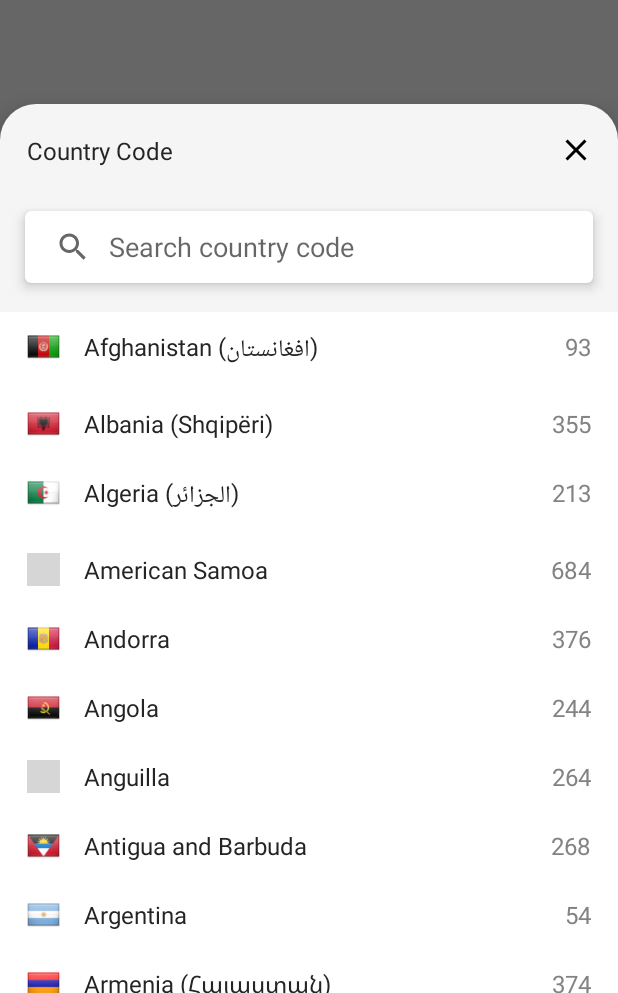
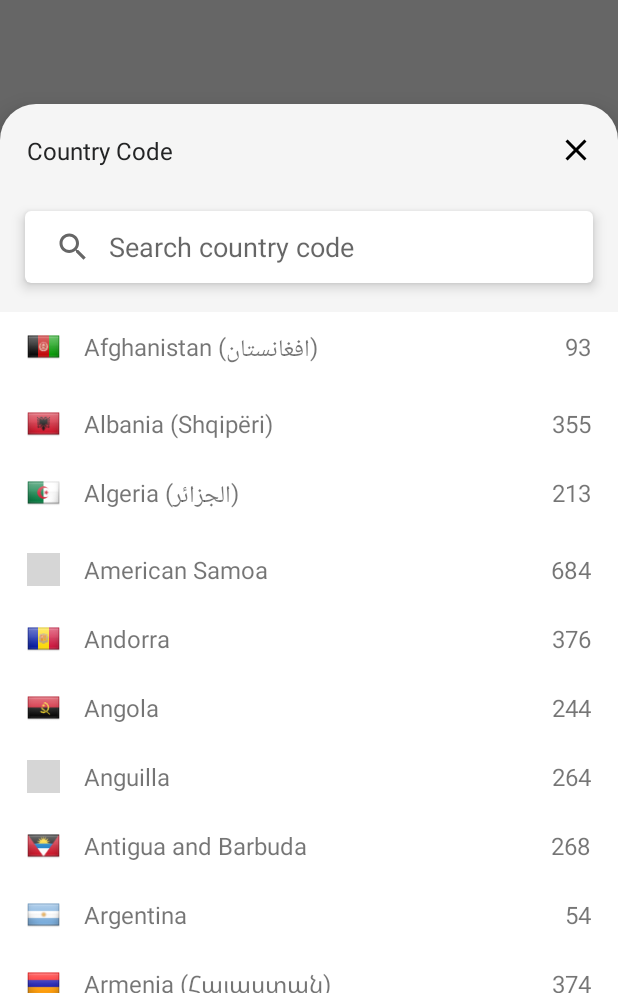
Before and after one commit to ibrahimsn98/PhoneNumberKit, an Android app: the screen it shows after launch (MainActivity), after a tap on an icon or button, on a phone screen of 412 x 824 dp, the part 243-1236 px from its top. Run offline under Robolectric (Android 15) with nearby library versions, the phone set to English and light mode, and no system bars; libraries missing offline, so code that uses them is left out: io.michaelrocks.libphonenumber; 5 statements that could not run were skipped; grey boxes are pictures that could not be loaded.

Commit message:
Use material components for list items.
We use material colors and components to fix the white background issue on the list. It also helps us get ready to support dark mode

```diff
--- a/lib/src/main/res/layout/item_country_picker.xml
+++ b/lib/src/main/res/layout/item_country_picker.xml
@@ -7,16 +7,15 @@
     android:paddingVertical="12dp"
     android:paddingHorizontal="18dp"
     android:clickable="true"
-    android:focusable="true"
-    android:background="?android:attr/selectableItemBackground">
+    android:focusable="true">
 
-    <ImageView
+    <androidx.appcompat.widget.AppCompatImageView
         android:id="@+id/imageViewFlag"
         tools:src="@drawable/country_flag_tr"
         android:layout_width="22dp"
         android:layout_height="22dp" />
 
-    <TextView
+    <com.google.android.material.textview.MaterialTextView
         android:id="@+id/textViewName"
         android:layout_width="0dp"
         tools:text="Turkey (Türkiye)"
@@ -27,15 +26,13 @@
         android:singleLine="true"
         android:maxLines="1"
         android:ellipsize="end"
-        android:textSize="16sp"
-        android:textColor="#232425" />
+        android:textSize="16sp"/>
 
-    <TextView
+    <com.google.android.material.textview.MaterialTextView
         android:id="@+id/textViewCode"
         android:layout_width="wrap_content"
         android:layout_height="wrap_content"
         android:textSize="16sp"
-        tools:text="90"
-        android:textColor="#838383" />
+        tools:text="90" />
 
 </LinearLayout>
```
